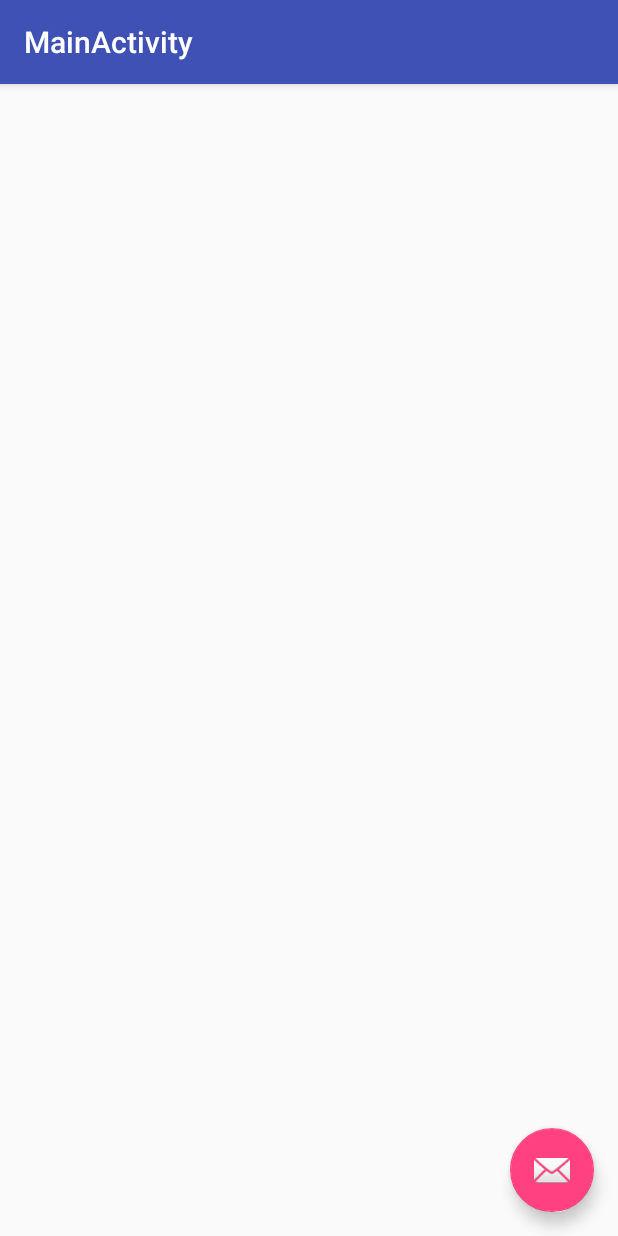
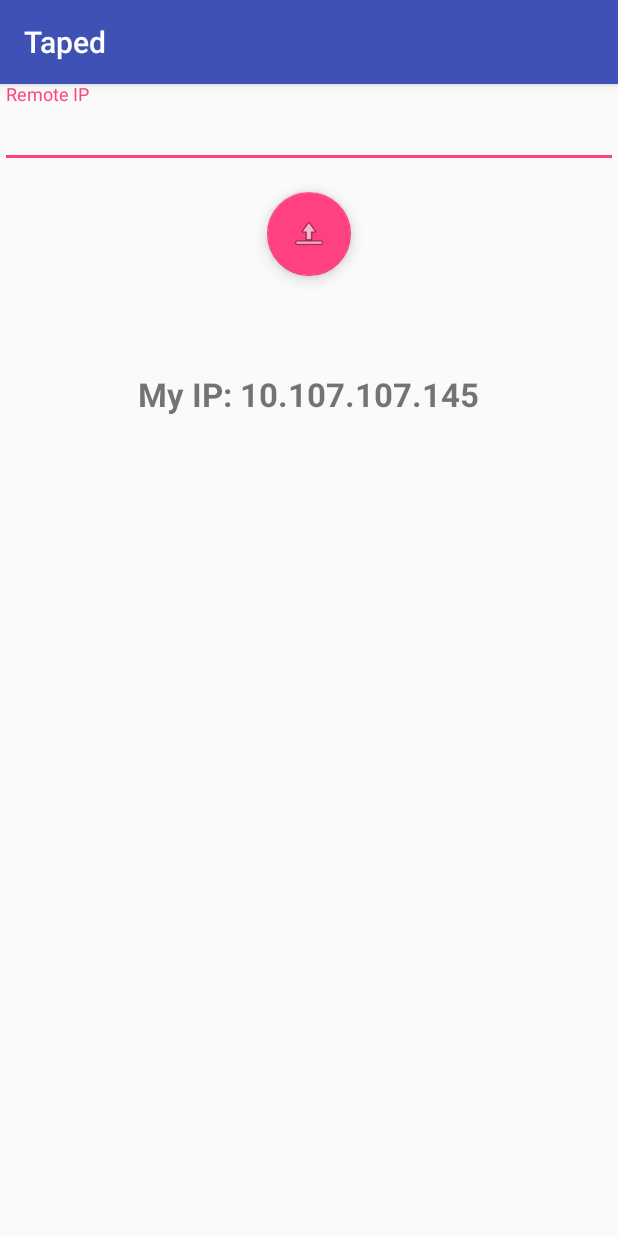
Before and after one commit to varie888/taped, an Android app: the MainActivity screen opened directly, with no data from a screen before it, on a phone screen of 412 x 824 dp. Run offline under Robolectric (Android 15) with nearby library versions, the phone set to English and light mode, and no system bars; 1 statement that could not run was skipped.

Commit message:
Add Main Activity

```diff
--- a/app/src/main/java/com/taped/taped/MainActivity.java
+++ b/app/src/main/java/com/taped/taped/MainActivity.java
@@ -16,11 +16,11 @@ public class MainActivity extends AppCompatActivity {
         Toolbar toolbar = (Toolbar) findViewById(R.id.toolbar);
         setSupportActionBar(toolbar);
 
-        FloatingActionButton fab = (FloatingActionButton) findViewById(R.id.fab);
+        FloatingActionButton fab = (FloatingActionButton) findViewById(R.id.stream_button);
         fab.setOnClickListener(new View.OnClickListener() {
             @Override
             public void onClick(View view) {
-                Snackbar.make(view, "Replace with your own action", Snackbar.LENGTH_LONG)
+                Snackbar.make(view, "Replace with your own stream action", Snackbar.LENGTH_LONG)
                         .setAction("Action", null).show();
             }
         });
--- a/app/src/main/res/layout/activity_login.xml
+++ b/app/src/main/res/layout/activity_login.xml
@@ -25,7 +25,7 @@
         android:layout_height="match_parent">
 
         <LinearLayout
-            android:id="@+id/email_login_form"
+            android:id="@+id/username_login_form"
             android:layout_width="match_parent"
             android:layout_height="wrap_content"
             android:orientation="vertical">
--- a/app/src/main/res/layout/activity_main.xml
+++ b/app/src/main/res/layout/activity_main.xml
@@ -22,12 +22,5 @@
 
     <include layout="@layout/content_main" />
 
-    <android.support.design.widget.FloatingActionButton
-        android:id="@+id/fab"
-        android:layout_width="wrap_content"
-        android:layout_height="wrap_content"
-        android:layout_gravity="bottom|end"
-        android:layout_margin="@dimen/fab_margin"
-        app:srcCompat="@android:drawable/ic_dialog_email" />
 
 </android.support.design.widget.CoordinatorLayout>
--- a/app/src/main/res/layout/content_main.xml
+++ b/app/src/main/res/layout/content_main.xml
@@ -8,4 +8,53 @@
     tools:context="com.taped.taped.MainActivity"
     tools:showIn="@layout/activity_main">
 
+    <ScrollView
+        android:id="@+id/main_form"
+        android:layout_width="match_parent"
+        android:layout_height="match_parent">
+
+        <LinearLayout
+            android:id="@+id/lin_login_form"
+            android:layout_width="match_parent"
+            android:layout_height="wrap_content"
+            android:orientation="vertical">
+
+            <android.support.design.widget.TextInputLayout
+                android:layout_width="match_parent"
+                android:layout_height="wrap_content">
+
+                <AutoCompleteTextView
+                    android:id="@+id/remoteip"
+                    android:layout_width="match_parent"
+                    android:layout_height="wrap_content"
+                    android:hint="@string/prompt_remoteip"
+                    android:inputType="text"
+                    android:maxLines="1"
+                    android:singleLine="true" />
+
+            </android.support.design.widget.TextInputLayout>
+
+            <android.support.design.widget.FloatingActionButton
+                android:id="@+id/stream_button"
+                android:layout_width="wrap_content"
+                android:layout_height="wrap_content"
+                android:layout_marginTop="32dp"
+                android:layout_gravity="center_horizontal"
+                android:layout_margin="@dimen/fab_margin"
+                android:text="@string/action_stream"
+                android:textStyle="bold"
+                app:srcCompat="@android:drawable/ic_menu_upload_you_tube" />
+
+            <TextView
+                android:id="@+id/my_ip_id"
+                android:layout_marginTop="48dp"
+                android:layout_height="wrap_content"
+                android:layout_width="wrap_content"
+                android:textStyle="bold"
+                android:textSize="22sp"
+                android:layout_gravity="center_horizontal"
+                android:text="@string/myip" />
+
+        </LinearLayout>
+    </ScrollView>
 </android.support.constraint.ConstraintLayout>
--- a/app/src/main/res/values/strings.xml
+++ b/app/src/main/res/values/strings.xml
@@ -13,5 +13,12 @@
     <string name="permission_rationale">"Contacts permissions are needed for providing username
         completions."
     </string>
-    <string name="title_activity_main">MainActivity</string>
+    <string name="title_activity_main">Taped</string>
+
+    <string name="prompt_remoteip">Remote IP</string>
+    <string name="action_stream">Stream</string>
+    <string name="action_listen">Listen</string>
+
+    <string name="myip">My IP: 10.107.107.145</string>
+
 </resources>
```
